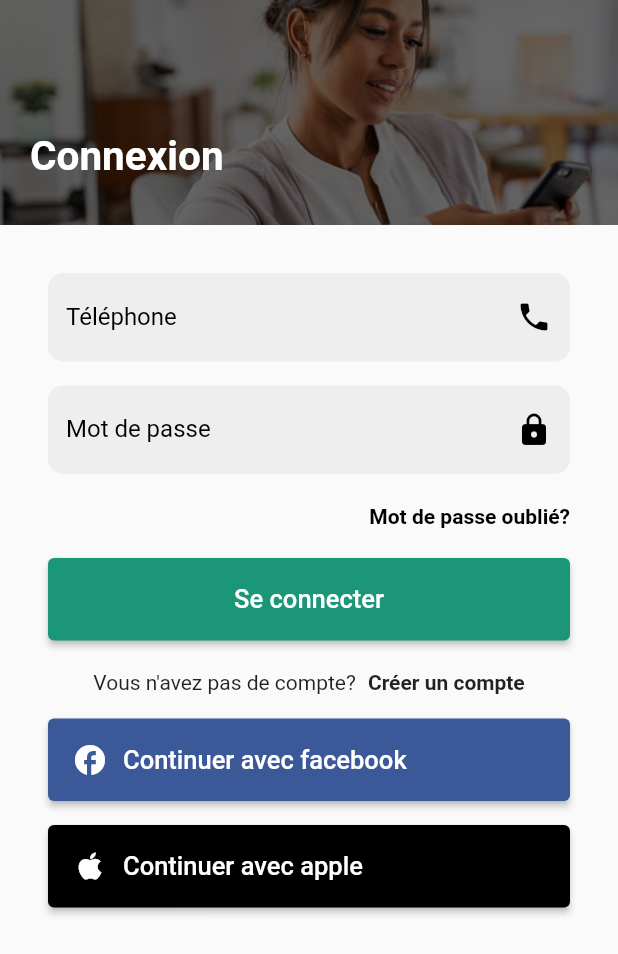
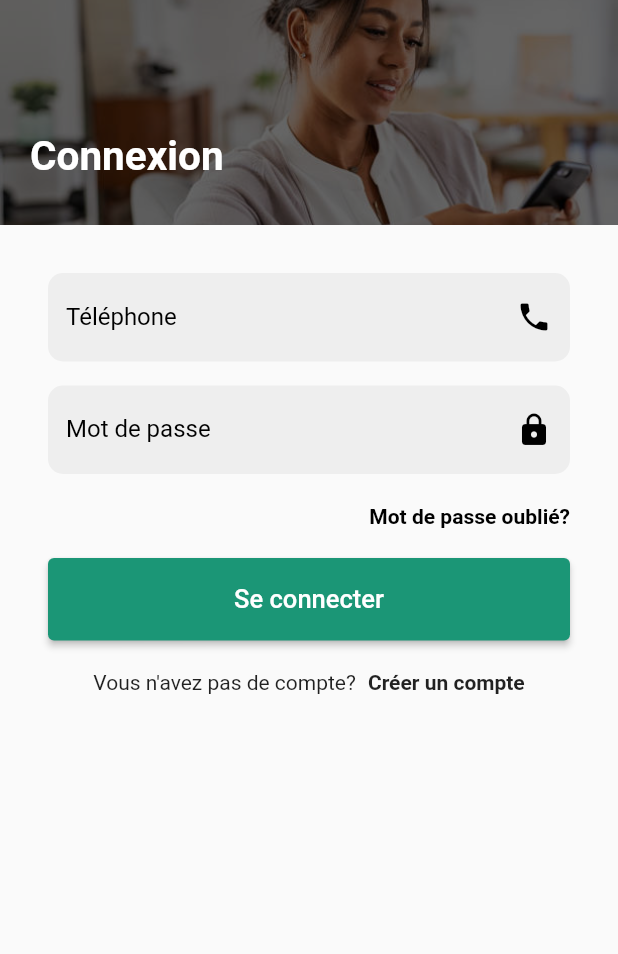
Before and after one commit to Lamine58/monvoyage, a Flutter app: the Login screen opened directly, on a phone screen of 412 x 824 dp. Shown: the top 954 px of the screen. Run offline on Flutter 3.47's test engine with Material 2 defaults, Android fonts, the phone set to English and light mode, and no system bars; our stand-ins replace calendar_date_picker2, fluentui_system_icons, lucide_icons, persistent_bottom_nav_bar.

Commit message:
push for v2

```diff
--- a/lib/auth/login.dart
+++ b/lib/auth/login.dart
@@ -157,39 +157,39 @@
                     ],
                   ),
                   SizedBox(height: 16.0),
-                  SizedBox(
-                    height: 55,
-                    child:ElevatedButton(
-                      onPressed: () {},
-                      style: ElevatedButton.styleFrom(
-                        backgroundColor: Color(0xff3b5998),
-                      ),
-                      child:Row(
-                        children : [
-                          Icon(Icons.facebook_sharp),
-                          SizedBox(width:10),
-                          Text('Continuer avec facebook',style: TextStyle(fontSize: 17,color: Colors.white)),
-                        ]
-                      )
-                    ),
-                  ),
-                  SizedBox(height: 16.0),
-                  SizedBox(
-                    height: 55,
-                    child:ElevatedButton(
-                      onPressed: () {},
-                      style: ElevatedButton.styleFrom(
-                        backgroundColor: Color(0xff000000),
-                      ),
-                      child:Row(
-                        children : [
-                          Icon(Icons.apple_outlined),
-                          SizedBox(width:10),
-                          Text('Continuer avec apple',style: TextStyle(fontSize: 17,color: Colors.white)),
-                        ]
-                      )
-                    ),
-                  ),
+                  // SizedBox(
+                  //   height: 55,
+                  //   child:ElevatedButton(
+                  //     onPressed: () {},
+                  //     style: ElevatedButton.styleFrom(
+                  //       backgroundColor: Color(0xff3b5998),
+                  //     ),
+                  //     child:Row(
+                  //       children : [
+                  //         Icon(Icons.facebook_sharp),
+                  //         SizedBox(width:10),
+                  //         Text('Continuer avec facebook',style: TextStyle(fontSize: 17,color: Colors.white)),
+                  //       ]
+                  //     )
+                  //   ),
+                  // ),
+                  // SizedBox(height: 16.0),
+                  // SizedBox(
+                  //   height: 55,
+                  //   child:ElevatedButton(
+                  //     onPressed: () {},
+                  //     style: ElevatedButton.styleFrom(
+                  //       backgroundColor: Color(0xff000000),
+                  //     ),
+                  //     child:Row(
+                  //       children : [
+                  //         Icon(Icons.apple_outlined),
+                  //         SizedBox(width:10),
+                  //         Text('Continuer avec apple',style: TextStyle(fontSize: 17,color: Colors.white)),
+                  //       ]
+                  //     )
+                  //   ),
+                  // ),
                 ],
               ),
             ),
```
Also changed, not shown: pubspec.yaml (+22 -13 lines), assets/images/logo-icon.png (added), assets/images/logo-tagah-blanc@300x.png (added), pubspec.lock, 28 other files.
